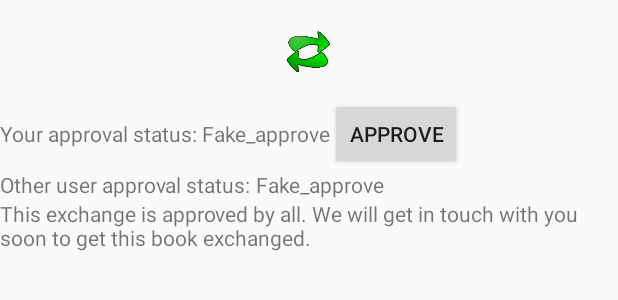
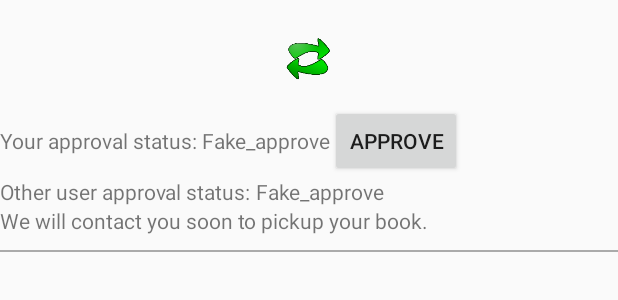
Before and after one commit to suphya4u/BookExchange, an Android app: the layout exchange_list_item.xml on its own in the app's theme, with its tools: preview values and no code run, on a phone screen of 412 x 824 dp. Shown: the top 300 px of the screen. Run offline under Robolectric (Android 15) with nearby library versions, the phone set to English and light mode, and no system bars.

Commit message:
Styling exchange list activity. Fix fake exchange API

```diff
--- a/app/src/main/java/in/co/gamedev/bookexchange/common/ExchangeListRecyclerAdapter.java
+++ b/app/src/main/java/in/co/gamedev/bookexchange/common/ExchangeListRecyclerAdapter.java
@@ -114,7 +114,7 @@ public class ExchangeListRecyclerAdapter
               Constants.PREFERENCES_FILE, Context.MODE_PRIVATE);
           ChangeExchangeApprovalRequest request = new ChangeExchangeApprovalRequest()
               .setUserId(prefs.getString(Constants.PREF_USER_ID, null))
-              .setExchangeCycleId("fake-exchange")//exchange.getExchangeCycleId())
+              .setExchangeCycleId(exchange.getExchangeCycleId())
               .setNewApprovalStatus(Constants.APPROVAL_STATUS_APPROVED);
           handleApproveButtonClick(request);
         }
--- a/app/src/main/res/layout/activity_exchange_matches.xml
+++ b/app/src/main/res/layout/activity_exchange_matches.xml
@@ -13,7 +13,8 @@
     <TextView
         android:text="Your matched exchanges"
         android:layout_width="wrap_content"
-        android:layout_height="wrap_content"/>
+        android:layout_height="wrap_content"
+        style="@style/top_header"/>
 
     <TextView
         android:id="@+id/zero_match_help_text"
--- a/app/src/main/res/layout/exchange_list_item.xml
+++ b/app/src/main/res/layout/exchange_list_item.xml
@@ -134,6 +134,10 @@
         android:id="@+id/exchange_complete_text"
         android:layout_width="match_parent"
         android:layout_height="wrap_content"
-        android:text="This exchange is approved by all. We will get in touch with you soon to get this book exchanged."/>
+        android:text="We will contact you soon to pickup your book."/>
 
+    <View
+        android:layout_width="match_parent"
+        android:layout_height="1dp"
+        style="@style/line_break" />
 </LinearLayout>
--- a/app/src/main/res/values/styles.xml
+++ b/app/src/main/res/values/styles.xml
@@ -73,6 +73,12 @@
     </style>
 
     <style name="exchange_list_item">
-        <item name="android:layout_marginTop">5dp</item>
+        <item name="android:layout_marginTop">10dp</item>
+    </style>
+
+    <style name="line_break">
+        <item name="android:background">@android:color/darker_gray</item>
+        <item name="android:layout_marginTop">10dp</item>
+        <item name="android:layout_marginBottom">10dp</item>
     </style>
 </resources>
```
Also changed, not shown: backend/src/main/java/in/co/gamedev/server/bookexchange/api/BookExchangeService.java (+23 -5 lines).
